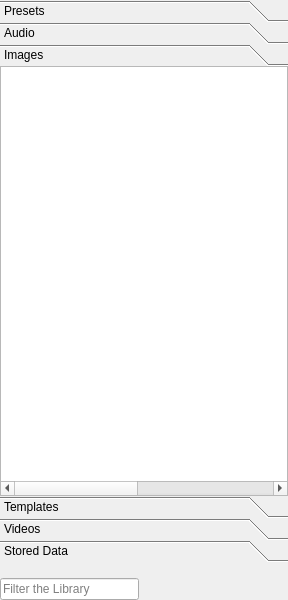
This is src/Widgets/Library/LibraryWidget.ui in CasparCG/client as Qt 5 draws it before an edit. The edited form follows.
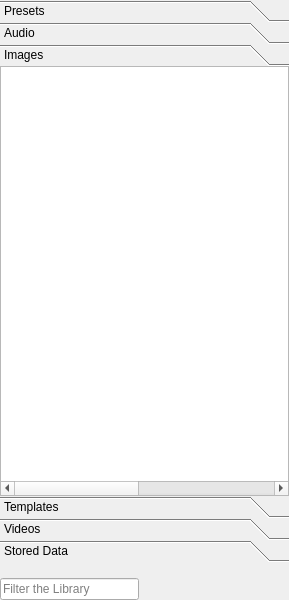
This is the edited form. Custom widgets are drawn as their Qt base class.

Patch:
```diff
--- a/src/Widgets/Library/LibraryWidget.ui
+++ b/src/Widgets/Library/LibraryWidget.ui
@@ -6,7 +6,7 @@
    <rect>
     <x>0</x>
     <y>0</y>
-    <width>288</width>
+    <width>289</width>
     <height>600</height>
    </rect>
   </property>
@@ -164,7 +164,7 @@
        <rect>
         <x>0</x>
         <y>0</y>
-        <width>288</width>
+        <width>289</width>
         <height>436</height>
        </rect>
       </property>
```
Left out of the diff: 36 changed lines with no effect on the pictures.
